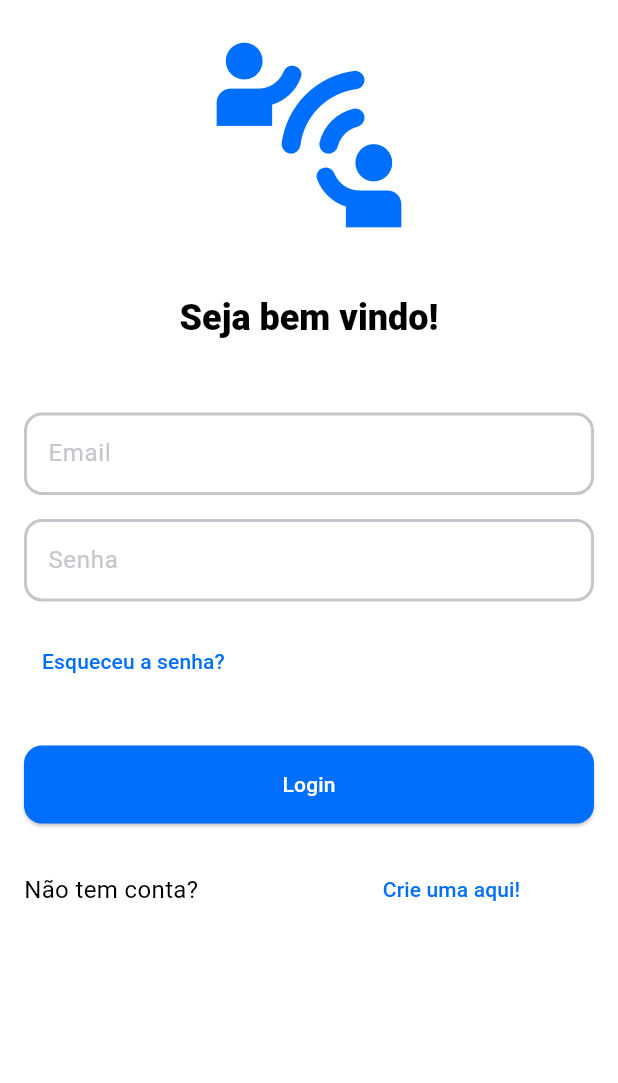
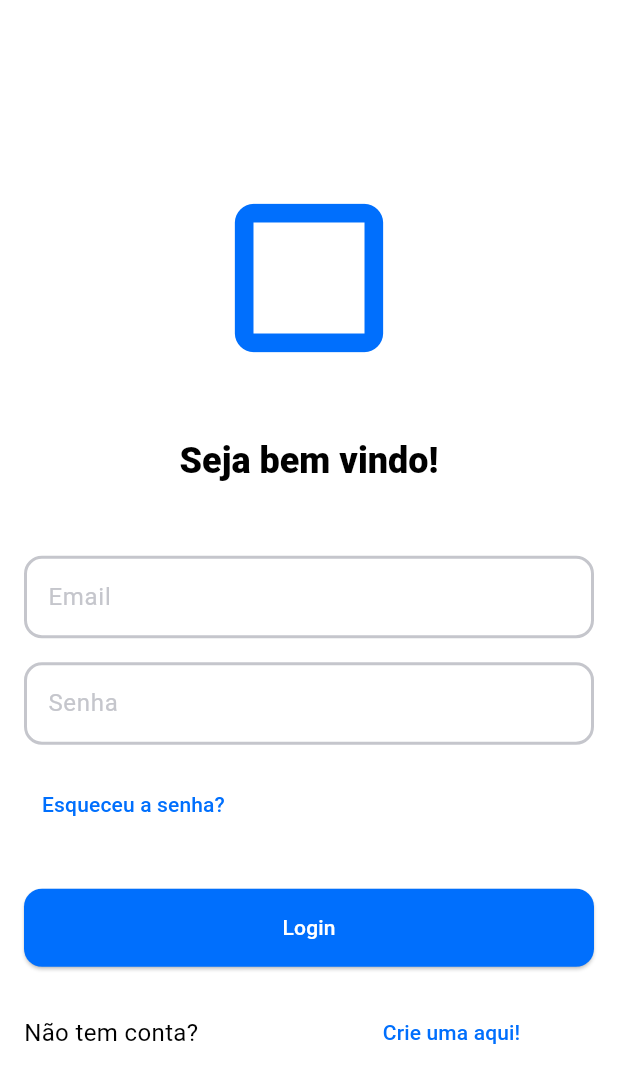
Before and after one commit to taleshrocha/trabalho-mobile, a Flutter app: the screen it shows after launch, on a phone screen of 412 x 824 dp. Shown: the top 1083 px of the screen. Run offline on Flutter 3.47's test engine with Material 3 defaults, Android fonts, the light colour scheme and no system bars.

Commit message:
Ajustes loginPage (#15)

```diff
--- a/lib/pages/login_page.dart
+++ b/lib/pages/login_page.dart
@@ -23,9 +23,9 @@ class _LoginPageState extends State<LoginPage> {
     User? user = widget.userGroup.findByEmailAndPassword(email, password);
 
     if (user != null) {
-      Navigator.of(context).push(
-        MaterialPageRoute(builder: (context) => ObjectListPage(userGroup: widget.userGroup, loggedUser: user))
-      );
+      Navigator.of(context).push(MaterialPageRoute(
+          builder: (context) =>
+              ObjectListPage(userGroup: widget.userGroup, loggedUser: user)));
     } else {
       ScaffoldMessenger.of(context).showSnackBar(
         const SnackBar(content: Text('Email ou senha inválidos.')),
@@ -37,14 +37,15 @@ class _LoginPageState extends State<LoginPage> {
   Widget build(BuildContext context) {
     ThemeData theme = Theme.of(context);
     return Scaffold(
-      body: SingleChildScrollView(
+      body: Center(
+        child: SingleChildScrollView(
           child: Padding(
             padding: const EdgeInsets.all(16.0),
             child: Column(
               mainAxisAlignment: MainAxisAlignment.center,
               children: [
                 Icon(
-                Icons.connect_without_contact_rounded,
+                  Icons.crop_square,
                   size: 148,
                   color: theme.colorScheme.primary,
                 ),
@@ -84,7 +85,8 @@ class _LoginPageState extends State<LoginPage> {
                   width: double.infinity,
                   child: ElevatedButton(
                     onPressed: () {
-                    handleLogin(emailController.text, passwordController.text);
+                      handleLogin(
+                          emailController.text, passwordController.text);
                     },
                     child: const Text(
                       'Login',
@@ -111,6 +113,7 @@ class _LoginPageState extends State<LoginPage> {
             ),
           ),
         ),
+      ),
     );
   }
 }
```
Lines whose indentation alone changed are shown as unchanged.
